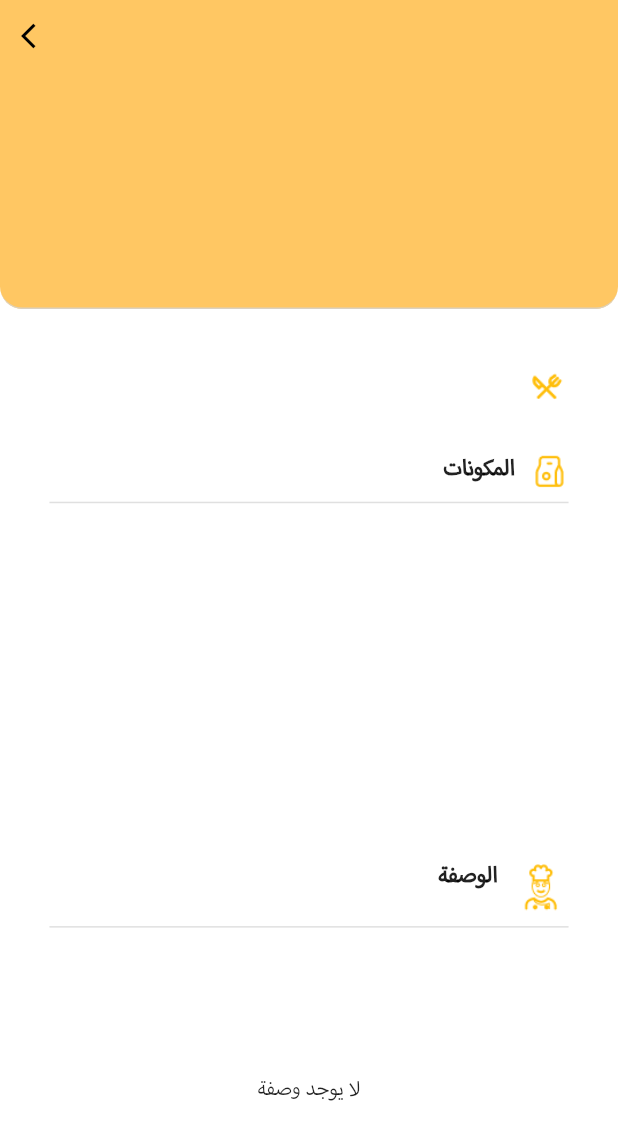
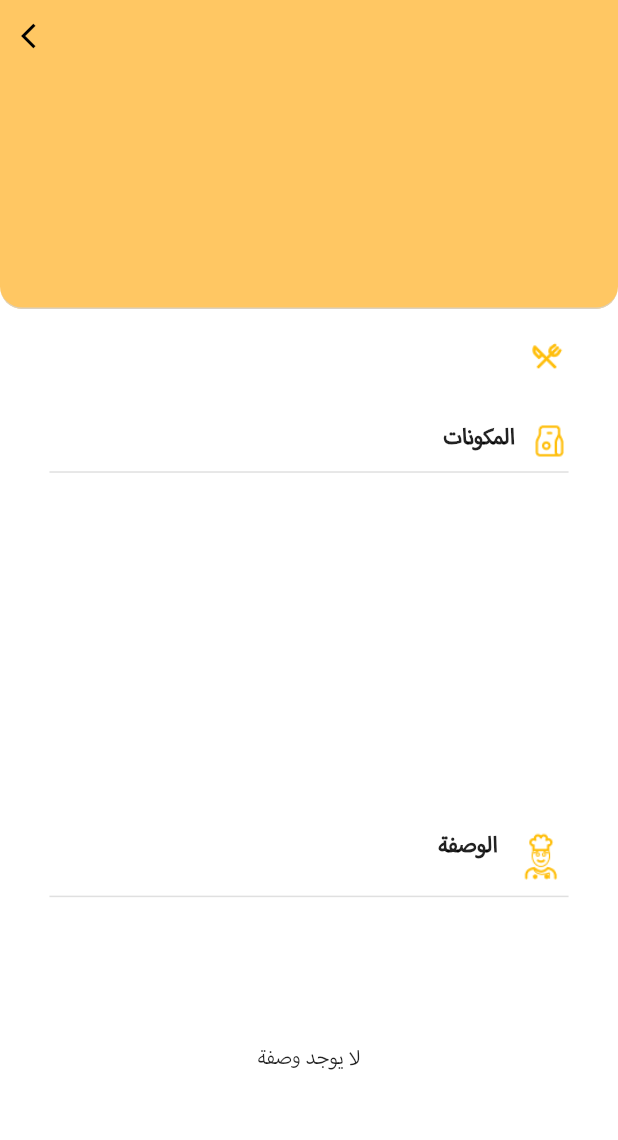
Before and after one commit to Abdelelah-PAL/foodlink, a Flutter app: the MealScreen screen opened directly with empty values, on a phone screen of 412 x 824 dp. Shown: the top 1140 px of the screen. Run offline on Flutter 3.47's test engine with Material 3 defaults, Android fonts, the phone set to English and light mode, and no system bars; our stand-ins replace cloud_firestore, firebase_auth, firebase_core, firebase_storage, fluttertoast, get and 3 more; accounts and stored records are empty; statements that could not run were skipped.

Commit message:
fixing issues

```diff
--- a/lib/screens/beyond_calories_articles_screen/beyond_calories_articles_screen.dart
+++ b/lib/screens/beyond_calories_articles_screen/beyond_calories_articles_screen.dart
@@ -1,10 +1,8 @@
 import 'package:flutter/material.dart';
 import 'package:provider/provider.dart';
 import '../../../core/constants/colors.dart';
-import '../../controllers/general_controller.dart';
 import '../../core/constants/assets.dart';
 import '../../core/utils/size_config.dart';
-import 'package:flutter_staggered_grid_view/flutter_staggered_grid_view.dart';
 import '../../providers/features_provider.dart';
 import '../../providers/settings_provider.dart';
 import '../widgets/custom_back_button.dart';
--- a/lib/screens/food_screens/meal_screen.dart
+++ b/lib/screens/food_screens/meal_screen.dart
@@ -39,7 +39,6 @@ class MealScreen extends StatelessWidget {
       body: Padding(
         padding: EdgeInsets.only(bottom: SizeConfig.getProportionalHeight(30)),
         child: SingleChildScrollView(
-          child: Expanded(
           child: Column(
             children: [
               MealImageContainer(
@@ -68,7 +67,7 @@ class MealScreen extends StatelessWidget {
                   left: SizeConfig.getProportionalWidth(20),
                   right: SizeConfig.getProportionalWidth(20),
                   bottom: SizeConfig.getProportionalHeight(70),
-                    top: SizeConfig.getProportionalHeight(40),
+                  top: SizeConfig.getProportionalHeight(20),
                 ),
                 child: Column(
                   crossAxisAlignment: settingsProvider.language == 'en'
@@ -167,7 +166,6 @@ class MealScreen extends StatelessWidget {
           ),
         ),
       ),
-      ),
     );
   }
 }
--- a/lib/screens/food_screens/widgets/ingredient_box.dart
+++ b/lib/screens/food_screens/widgets/ingredient_box.dart
@@ -43,16 +43,16 @@ class IngredientBox extends StatelessWidget {
             style: const TextStyle(fontSize: 12),
             decoration: InputDecoration(
               contentPadding: EdgeInsets.fromLTRB(
-                  SizeConfig.getProportionalWidth(10),
+                  SizeConfig.getProportionalWidth(15),
                   SizeConfig.getProportionalHeight(0),
-                  SizeConfig.getProportionalWidth(10),
+                  SizeConfig.getProportionalWidth(15),
                   SizeConfig.getProportionalHeight(15)),
               border: InputBorder.none,
             ),
           ),
         ),
         Positioned(
-            left: -5,
+            left: -10,
             top: 0,
             child: IconButton(
                 onPressed: () {
--- a/lib/screens/food_screens/widgets/ingredients_meal_view.dart
+++ b/lib/screens/food_screens/widgets/ingredients_meal_view.dart
@@ -8,30 +8,35 @@ import '../../../providers/settings_provider.dart';
 import '../../../providers/users_provider.dart';
 import 'meal_properties_header.dart';
 
+class IngredientsMealView extends StatelessWidget {
+  const IngredientsMealView(
+      {super.key,
+      required this.settingsProvider,
+      required this.meal,
+      required this.usersProvider});
 
-class IngredientsMealView extends StatelessWidget {
-
-  const IngredientsMealView({super.key, required this.settingsProvider, required this.meal, required this.usersProvider});
   final SettingsProvider settingsProvider;
   final Meal meal;
   final UsersProvider usersProvider;
 
-
   @override
   Widget build(BuildContext context) {
-    return  Padding(
-      padding:  EdgeInsets.symmetric(horizontal: SizeConfig.getProportionalWidth(10)),
+    return Padding(
+      padding:
+          EdgeInsets.symmetric(horizontal: SizeConfig.getProportionalWidth(10)),
       child: Column(
         children: [
-          MealPropertiesHeader(settingsProvider: settingsProvider, icon:  Assets.mealIngredients, text: 'ingredients'),
+          MealPropertiesHeader(
+              settingsProvider: settingsProvider,
+              icon: Assets.mealIngredients,
+              text: 'ingredients'),
           Container(
             padding: EdgeInsets.only(
                 top: SizeConfig.getProportionalHeight(10),
                 left: SizeConfig.getProportionalWidth(20),
                 right: SizeConfig.getProportionalWidth(20)),
             width: SizeConfig.getProportionalWidth(348),
-            height: usersProvider.selectedUser!.userTypeId ==
-                UserTypes.cooker
+            height: usersProvider.selectedUser!.userTypeId == UserTypes.cooker
                 ? 150
                 : 200,
             child: SizeConfig.customSizedBox(
@@ -46,9 +51,7 @@ class IngredientsMealView extends StatelessWidget {
                   textAlign: settingsProvider.language == 'en'
                       ? TextAlign.end
                       : TextAlign.start,
-                  textDirection: settingsProvider.language == 'en'
-                      ? TextDirection.ltr
-                      : TextDirection.rtl,
+                  textDirection: TextDirection.rtl,
                   style: TextStyle(
                       fontSize: 18,
                       fontFamily: AppFonts.getPrimaryFont(context)),
--- a/lib/screens/food_screens/widgets/ingredients_row.dart
+++ b/lib/screens/food_screens/widgets/ingredients_row.dart
@@ -33,7 +33,7 @@ class IngredientsRow extends StatelessWidget {
     return Container(
       padding: EdgeInsets.only(
           top: SizeConfig.getProportionalHeight(10),
-          left: SizeConfig.getProportionalWidth(horizontalPadding),
+          left: SizeConfig.getProperHorizontalSpace(horizontalPadding),
           right: SizeConfig.getProperHorizontalSpace( horizontalPadding)),
       width: 348,
       height: height,
@@ -64,7 +64,7 @@ class IngredientsRow extends StatelessWidget {
                   maxLines: maxLines,
                   overflow: TextOverflow.ellipsis,
                   textAlign: settingsProvider.language == 'en'
-                      ? TextAlign.end
+                      ? TextAlign.start
                       : TextAlign.start,
                   textDirection: settingsProvider.language == 'en'
                       ? TextDirection.ltr
--- a/lib/screens/food_screens/widgets/list_meal_tile.dart
+++ b/lib/screens/food_screens/widgets/list_meal_tile.dart
@@ -87,6 +87,7 @@ class _ListMealTileState extends State<ListMealTile> {
                     : Center(
                         child: Image.asset(
                           Assets.defaultMealImage,
+                          fit: BoxFit.fill,
                         ),
                       ),
               ),
@@ -118,7 +119,7 @@ class _ListMealTileState extends State<ListMealTile> {
                         maxLines: 2,
                         settingsProvider: settingsProvider,
                         height: 50,
-                        horizontalPadding: 35,
+                        horizontalPadding: 30,
                         withBorder: false,
                       ),
                       SizeConfig.customSizedBox(
--- a/lib/screens/food_screens/widgets/name_row.dart
+++ b/lib/screens/food_screens/widgets/name_row.dart
@@ -35,9 +35,7 @@ class NameRow extends StatelessWidget {
           textDirection: settingsProvider.language == 'en'
               ? TextDirection.ltr
               : TextDirection.rtl,
-          mainAxisAlignment: writtenLanguage == 'en'
-              ? MainAxisAlignment.start
-              : MainAxisAlignment.end,
+          mainAxisAlignment: MainAxisAlignment.end,
           crossAxisAlignment: CrossAxisAlignment.start,
           children: [
             Image.asset(scale: 1.3, Assets.mealNameIcon),
@@ -52,9 +50,7 @@ class NameRow extends StatelessWidget {
                 textAlign: settingsProvider.language == 'en'
                     ? TextAlign.end
                     : TextAlign.start,
-                textDirection: writtenLanguage == 'en'
-                    ? TextDirection.ltr
-                    : TextDirection.rtl,
+                textDirection:  TextDirection.rtl,
                 style: TextStyle(
                     fontSize: fontSize,
                     fontWeight: FontWeight.bold,
--- a/lib/screens/food_screens/widgets/step_box.dart
+++ b/lib/screens/food_screens/widgets/step_box.dart
@@ -45,16 +45,16 @@ class StepBox extends StatelessWidget {
             // Set font size here
             decoration: InputDecoration(
               contentPadding: EdgeInsets.fromLTRB(
-                  SizeConfig.getProportionalWidth(10),
+                  SizeConfig.getProportionalWidth(17),
                   SizeConfig.getProportionalHeight(0),
-                  SizeConfig.getProportionalWidth(10),
+                  SizeConfig.getProportionalWidth(17),
                   SizeConfig.getProportionalHeight(15)),
               border: InputBorder.none,
             ),
           ),
         ),
         Positioned(
-            left: 0,
+            left: -10,
             top: 0,
             child: IconButton(
                 onPressed: () {
```
Also changed, not shown: lib/providers/meals_provider.dart (+10 -0 lines), lib/screens/food_screens/add_meal_screen.dart (+19 -11 lines). Lines whose indentation alone changed are shown as unchanged.
